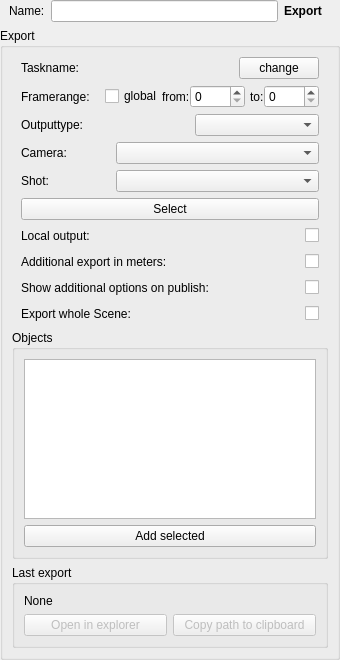
Before: the Qt Designer form Prism/Scripts/ProjectScripts/StateManagerNodes/StateUserInterfaces/default_Export.ui in PrismPipeline/Prism, drawn with Qt 5.
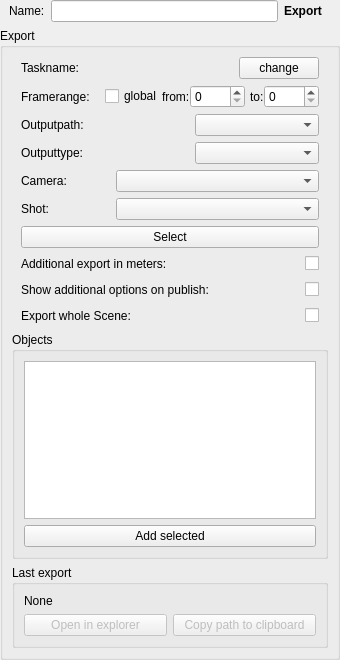
After: the same form once the commit is applied.

Commit message: custom outputpaths and option to set shorange from statemanager

```diff
--- a/Prism/Scripts/ProjectScripts/StateManagerNodes/StateUserInterfaces/default_Export.ui
+++ b/Prism/Scripts/ProjectScripts/StateManagerNodes/StateUserInterfaces/default_Export.ui
@@ -271,6 +271,57 @@
         </layout>
        </widget>
       </item>
+      <item>
+       <widget class="QWidget" name="w_outPath" native="true">
+        <layout class="QHBoxLayout" name="horizontalLayout_11">
+         <property name="spacing">
+          <number>0</number>
+         </property>
+         <property name="leftMargin">
+          <number>9</number>
+         </property>
+         <property name="topMargin">
+          <number>0</number>
+         </property>
+         <property name="rightMargin">
+          <number>9</number>
+         </property>
+         <property name="bottomMargin">
+          <number>0</number>
+         </property>
+         <item>
+          <widget class="QLabel" name="l_outPath">
+           <property name="text">
+            <string>Outputpath:</string>
+           </property>
+          </widget>
+         </item>
+         <item>
+          <spacer name="horizontalSpacer_6">
+           <property name="orientation">
+            <enum>Qt::Horizontal</enum>
+           </property>
+           <property name="sizeHint" stdset="0">
+            <size>
+             <width>113</width>
+             <height>20</height>
+            </size>
+           </property>
+          </spacer>
+         </item>
+         <item>
+          <widget class="QComboBox" name="cb_outPath">
+           <property name="minimumSize">
+            <size>
+             <width>124</width>
+             <height>0</height>
+            </size>
+           </property>
+          </widget>
+         </item>
+        </layout>
+       </widget>
+      </item>
       <item>
        <widget class="QWidget" name="w_outType" native="true">
         <layout class="QHBoxLayout" name="horizontalLayout_9">
@@ -439,54 +490,6 @@
         </layout>
        </widget>
       </item>
-      <item>
-       <widget class="QWidget" name="w_localOutput" native="true">
-        <layout class="QHBoxLayout" name="horizontalLayout_13">
-         <property name="spacing">
-          <number>0</number>
-         </property>
-         <property name="leftMargin">
-          <number>9</number>
-         </property>
-         <property name="topMargin">
-          <number>0</number>
-         </property>
-         <property name="rightMargin">
-          <number>9</number>
-         </property>
-         <property name="bottomMargin">
-          <number>0</number>
-         </property>
-         <item>
-          <widget class="QLabel" name="l_localOutput">
-           <property name="text">
-            <string>Local output:</string>
-           </property>
-          </widget>
-         </item>
-         <item>
-          <spacer name="horizontalSpacer_10">
-           <property name="orientation">
-            <enum>Qt::Horizontal</enum>
-           </property>
-           <property name="sizeHint" stdset="0">
-            <size>
-             <width>40</width>
-             <height>20</height>
-            </size>
-           </property>
-          </spacer>
-         </item>
-         <item>
-          <widget class="QCheckBox" name="chb_localOutput">
-           <property name="text">
-            <string/>
-           </property>
-          </widget>
-         </item>
-        </layout>
-       </widget>
-      </item>
       <item>
        <widget class="QWidget" name="w_convertExport" native="true">
         <layout class="QHBoxLayout" name="horizontalLayout_14">
```
Left out of the diff: 55 changed lines with no effect on the pictures. The commit also changes 17 other files.
